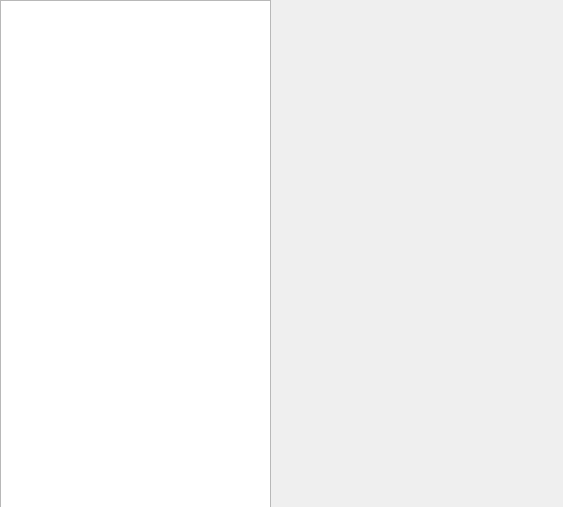
The window that main.ui (GovardFilipsovich/one_more_useless_stuff-espresso) describes before a commit, drawn with Qt 5.
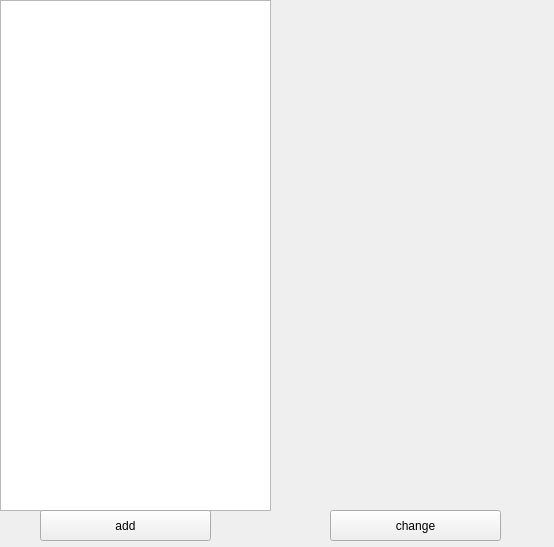
The same window after the commit.

Patch:
```diff
--- a/main.ui
+++ b/main.ui
@@ -6,8 +6,8 @@
    <rect>
     <x>0</x>
     <y>0</y>
-    <width>563</width>
-    <height>507</height>
+    <width>554</width>
+    <height>547</height>
    </rect>
   </property>
   <property name="windowTitle">
@@ -39,6 +39,32 @@
     <number>150</number>
    </attribute>
   </widget>
+  <widget class="QPushButton" name="add">
+   <property name="geometry">
+    <rect>
+     <x>40</x>
+     <y>510</y>
+     <width>171</width>
+     <height>31</height>
+    </rect>
+   </property>
+   <property name="text">
+    <string>add</string>
+   </property>
+  </widget>
+  <widget class="QPushButton" name="change">
+   <property name="geometry">
+    <rect>
+     <x>330</x>
+     <y>510</y>
+     <width>171</width>
+     <height>31</height>
+    </rect>
+   </property>
+   <property name="text">
+    <string>change</string>
+   </property>
+  </widget>
  </widget>
  <resources/>
  <connections/>
```
